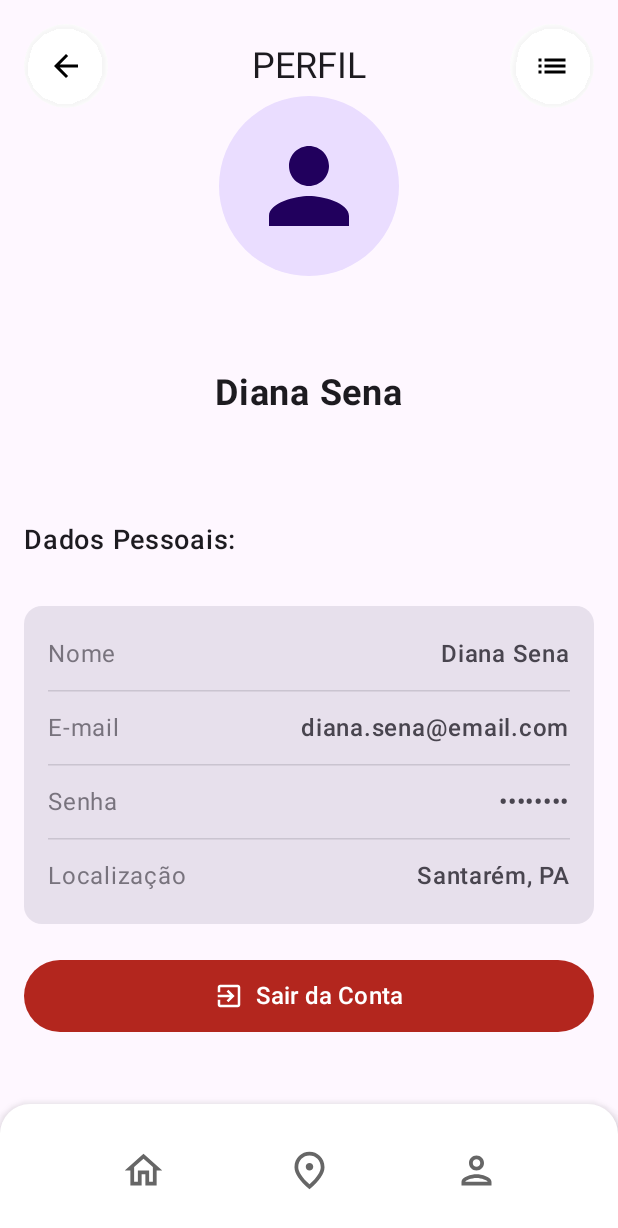
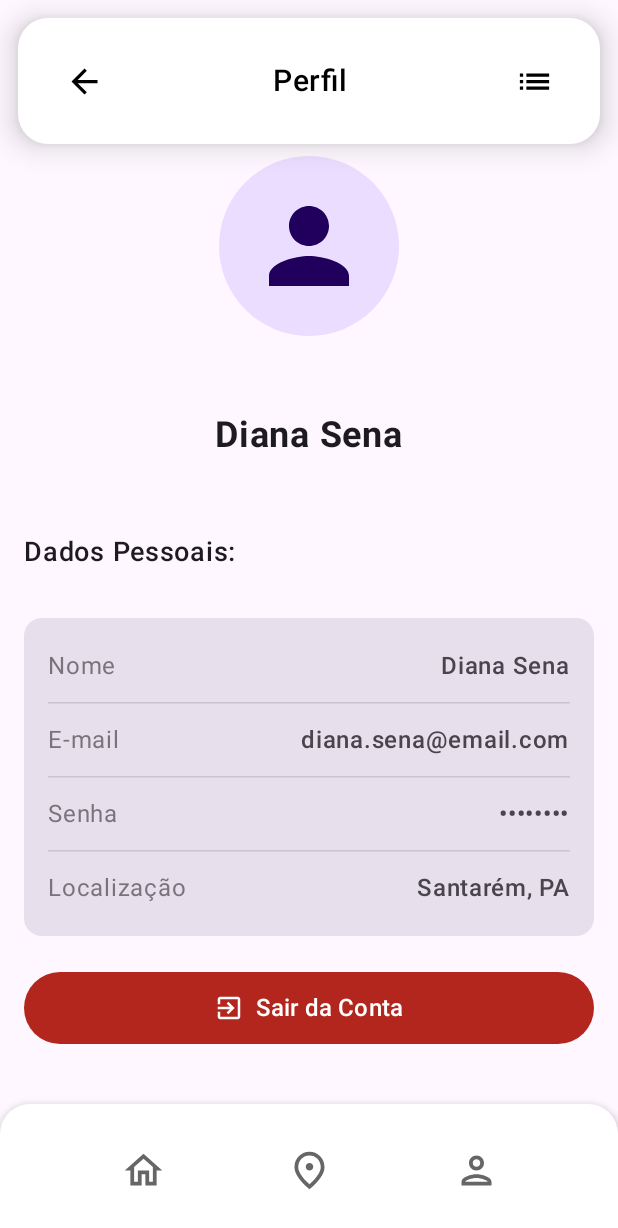
Before and after one commit to GDianaS/AND_App, an Android app built with Jetpack Compose: the ProfileScreen screen opened through its navigation route, on a phone screen of 412 x 824 dp. Shown: the top 1228 px of the screen. Run offline under Robolectric (Android 15) with nearby library versions, the phone set to English and light mode, and no system bars; our stand-ins replace Compose Multiplatform resources; 1 statement that could not run was skipped.

Commit message:
style: updated header

```diff
--- a/composeApp/src/commonMain/kotlin/com/study/andancas/features/home/HomeScreen.kt
+++ b/composeApp/src/commonMain/kotlin/com/study/andancas/features/home/HomeScreen.kt
@@ -23,7 +23,9 @@ import androidx.compose.foundation.layout.size
 import androidx.compose.foundation.layout.systemBarsPadding
 import androidx.compose.foundation.layout.width
 import androidx.compose.foundation.lazy.LazyRow
+import androidx.compose.foundation.rememberScrollState
 import androidx.compose.foundation.shape.RoundedCornerShape
+import androidx.compose.foundation.verticalScroll
 import androidx.compose.material3.Card
 import androidx.compose.material3.CardDefaults
 import androidx.compose.material3.Icon
@@ -71,17 +73,19 @@ fun HomeScreen(
             .systemBarsPadding(),
 
         topBar = {Header(
-            title = "HOME",
+            title = "Home",
             showBackButton = true,
+            onBackClick = { /* ação */ },
             showMenuIcon = true,
-            onBackClick = onBackPressed,
+            onMenuClick = { /* ação */ }
         )},
 
         bottomBar = { BottomBar(navController = navController) }
     ){
 
         Column ( modifier = Modifier
-            .padding(16.dp),
+            .padding(16.dp)
+            .verticalScroll(rememberScrollState()),
             verticalArrangement = Arrangement.spacedBy(24.dp)
         ) {
 
--- a/composeApp/src/commonMain/kotlin/com/study/andancas/features/map/MapScreen.kt
+++ b/composeApp/src/commonMain/kotlin/com/study/andancas/features/map/MapScreen.kt
@@ -11,9 +11,11 @@ import androidx.compose.foundation.layout.height
 import androidx.compose.foundation.layout.padding
 import androidx.compose.foundation.layout.systemBarsPadding
 import androidx.compose.foundation.layout.width
+import androidx.compose.foundation.rememberScrollState
 import androidx.compose.foundation.shape.RoundedCornerShape
 import androidx.compose.foundation.text.KeyboardActions
 import androidx.compose.foundation.text.KeyboardOptions
+import androidx.compose.foundation.verticalScroll
 import androidx.compose.material.icons.Icons
 import androidx.compose.material.icons.filled.Clear
 import androidx.compose.material.icons.filled.Search
--- a/composeApp/src/commonMain/kotlin/com/study/andancas/features/profile/ProfileScreen.kt
+++ b/composeApp/src/commonMain/kotlin/com/study/andancas/features/profile/ProfileScreen.kt
@@ -13,7 +13,9 @@ import androidx.compose.foundation.layout.padding
 import androidx.compose.foundation.layout.size
 import androidx.compose.foundation.layout.systemBarsPadding
 import androidx.compose.foundation.layout.width
+import androidx.compose.foundation.rememberScrollState
 import androidx.compose.foundation.shape.CircleShape
+import androidx.compose.foundation.verticalScroll
 import androidx.compose.material.icons.Icons
 import androidx.compose.material.icons.automirrored.filled.ExitToApp
 import androidx.compose.material.icons.filled.ExitToApp
@@ -55,10 +57,11 @@ fun ProfileScreen(
 
         topBar = {
             Header(
-                title = "PERFIL",
+                title = "Perfil",
                 showBackButton = true,
+                onBackClick = { /* ação */ },
                 showMenuIcon = true,
-                onBackClick = onBackPressed
+                onMenuClick = { /* ação */ }
             )
         },
 
@@ -68,7 +71,8 @@ fun ProfileScreen(
         Column(
             modifier = Modifier
                 .fillMaxSize()
-                .padding(16.dp),
+                .padding(16.dp)
+                .verticalScroll(rememberScrollState()),
             verticalArrangement = Arrangement.spacedBy(24.dp),
             horizontalAlignment = Alignment.CenterHorizontally
         ) {
@@ -82,7 +86,7 @@ fun ProfileScreen(
 
             // Imagem de Perfil
 
-            Spacer(modifier = Modifier.height(24.dp))
+            Spacer(modifier = Modifier.height(64.dp))
 
             Box(
                 modifier = Modifier
@@ -99,7 +103,7 @@ fun ProfileScreen(
                 )
             }
 
-            Spacer(modifier = Modifier.height(16.dp))
+            Spacer(modifier = Modifier.height(4.dp))
 
             // Nome do usuário
             Text(
@@ -109,7 +113,7 @@ fun ProfileScreen(
                 color = MaterialTheme.colorScheme.onBackground
             )
 
-            Spacer(modifier = Modifier.height(24.dp))
+            Spacer(modifier = Modifier.height(4.dp))
 
             // Seção de dados do usuário
             Text(
@@ -159,6 +163,8 @@ fun ProfileScreen(
                 Text("Sair da Conta", fontSize = 16.sp)
             }
 
+            Spacer(modifier = Modifier.width(16.dp))
+
 
 
         }
--- a/composeApp/src/commonMain/kotlin/com/study/andancas/features/routes/RoutesScreen.kt
+++ b/composeApp/src/commonMain/kotlin/com/study/andancas/features/routes/RoutesScreen.kt
@@ -49,10 +49,11 @@ fun RoutesScreen(
 
         topBar = {
             Header(
-            title = "ROTEIROS",
-            showBackButton = true,
-            showMenuIcon = true,
-                onBackClick = onBackPressed
+                title = "Roteiros",
+                showBackButton = true,
+                onBackClick = { /* ação */ },
+                showMenuIcon = true,
+                onMenuClick = { /* ação */ }
         )
         },
 
--- a/composeApp/src/commonMain/kotlin/com/study/andancas/ui/Header.kt
+++ b/composeApp/src/commonMain/kotlin/com/study/andancas/ui/Header.kt
@@ -1,7 +1,10 @@
 package com.study.andancas.ui
 
+import androidx.compose.animation.core.animateFloatAsState
+import androidx.compose.animation.core.tween
 import androidx.compose.foundation.background
 import androidx.compose.foundation.clickable
+import androidx.compose.foundation.interaction.MutableInteractionSource
 import androidx.compose.foundation.layout.Arrangement
 import androidx.compose.foundation.layout.Box
 import androidx.compose.foundation.layout.Row
@@ -14,20 +17,155 @@ import androidx.compose.material.icons.Icons
 import androidx.compose.material.icons.automirrored.filled.ArrowBack
 import androidx.compose.material.icons.automirrored.filled.List
 import androidx.compose.material.icons.automirrored.filled.Send
+import androidx.compose.material.ripple.rememberRipple
+import androidx.compose.material3.ExperimentalMaterial3Api
 import androidx.compose.material3.Icon
 import androidx.compose.material3.MaterialTheme
+import androidx.compose.material3.Surface
 import androidx.compose.material3.Text
 import androidx.compose.runtime.Composable
+import androidx.compose.runtime.LaunchedEffect
+import androidx.compose.runtime.getValue
+import androidx.compose.runtime.mutableStateOf
+import androidx.compose.runtime.remember
+import androidx.compose.runtime.setValue
 import androidx.compose.ui.Alignment
 import androidx.compose.ui.Modifier
 import androidx.compose.ui.draw.clip
+import androidx.compose.ui.draw.scale
 import androidx.compose.ui.draw.shadow
 import androidx.compose.ui.graphics.Color
 import androidx.compose.ui.graphics.painter.Painter
+import androidx.compose.ui.graphics.vector.ImageVector
 import androidx.compose.ui.text.font.FontWeight
 import androidx.compose.ui.text.style.TextAlign
 import androidx.compose.ui.unit.dp
+import androidx.compose.ui.unit.sp
 
+@OptIn(ExperimentalMaterial3Api::class)
+@Composable
+fun Header(
+    modifier: Modifier = Modifier,
+    title: String,
+    showBackButton: Boolean = false,
+    onBackClick: (() -> Unit)? = null,
+    showMenuIcon: Boolean = false,
+    onMenuClick: (() -> Unit)? = null,
+    backgroundColor: Color = Color.White,
+    contentColor: Color = Color.Black
+){
+    Surface(
+        modifier = modifier
+            .fillMaxWidth()
+            .padding(horizontal = 12.dp)
+            .padding(top = 12.dp),
+        color = backgroundColor,
+        shadowElevation = 12.dp,
+        tonalElevation = 6.dp,
+        shape = RoundedCornerShape(20.dp)
+    ) {
+        Row(
+            modifier = Modifier
+                .fillMaxWidth()
+                .padding(horizontal = 20.dp, vertical = 18.dp),
+            verticalAlignment = Alignment.CenterVertically,
+            horizontalArrangement = Arrangement.SpaceBetween
+        ) {
+            // Ícone da esquerda
+            AnimatedHeaderIcon(
+                visible = showBackButton,
+                icon = Icons.AutoMirrored.Default.ArrowBack,
+                contentDescription = "Voltar",
+                onClick = onBackClick,
+                contentColor = contentColor
+            )
+
+            // Título da Tela
+            Text(
+                text = title,
+                fontWeight = FontWeight.Medium,
+                fontSize = 20.sp,
+                color = contentColor,
+                textAlign = TextAlign.Center,
+                modifier = Modifier.weight(1f)
+            )
+
+            // Ícone da direita
+            AnimatedHeaderIcon(
+                visible = showMenuIcon,
+                icon = Icons.AutoMirrored.Filled.List,
+                contentDescription = "Menu",
+                onClick = onMenuClick,
+                contentColor = contentColor
+            )
+
+        }
+    }
+
+}
+
+@Composable
+private fun AnimatedHeaderIcon(
+    visible: Boolean,
+    icon: ImageVector,
+    contentDescription: String,
+    onClick: (() -> Unit)?,
+    contentColor: Color
+) {
+    var isPressed by remember { mutableStateOf(false) }
+
+    val scale by animateFloatAsState(
+        targetValue = if (isPressed) 0.9f else 1f,
+        animationSpec = tween(durationMillis = 100),
+        label = "iconScale"
+    )
+
+    val iconAlpha by animateFloatAsState(
+        targetValue = if (visible) 1f else 0f,
+        animationSpec = tween(durationMillis = 200),
+        label = "iconAlpha"
+    )
+
+    Box(
+        modifier = Modifier
+            .size(48.dp)
+            .scale(scale)
+            .clip(CircleShape)
+            .background(
+                if (visible) Color.Transparent else Color.Transparent
+            )
+            .clickable(
+                enabled = visible && onClick != null,
+                interactionSource = remember { MutableInteractionSource() },
+                indication = androidx.compose.material3.ripple(
+                    bounded = true,
+                    radius = 24.dp,
+                    color = contentColor
+                ),
+                onClick = { onClick?.invoke() }
+            ),
+        contentAlignment = Alignment.Center
+    ) {
+        if (visible) {
+            Icon(
+                imageVector = icon,
+                contentDescription = contentDescription,
+                tint = contentColor.copy(alpha = iconAlpha),
+                modifier = Modifier.size(26.dp)
+            )
+        }
+    }
+
+    LaunchedEffect(isPressed) {
+        if (isPressed) {
+            kotlinx.coroutines.delay(100)
+            isPressed = false
+        }
+    }
+}
+
+
+/*
 @Composable
 fun Header(
     modifier: Modifier = Modifier,
@@ -113,3 +251,4 @@ fun Header(
 
     }
 }
+*/
```
